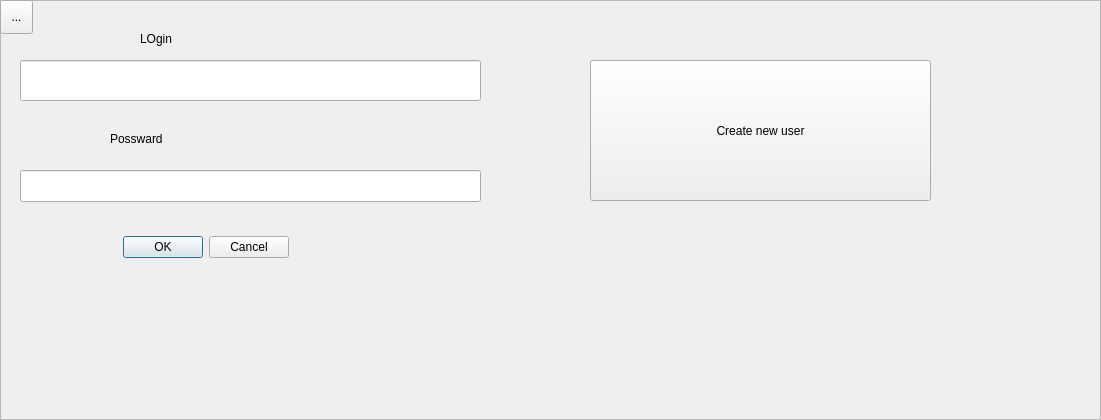
The window that start.ui (elPoublo256/PMP_Play_WClient) describes before a commit, drawn with Qt 5.
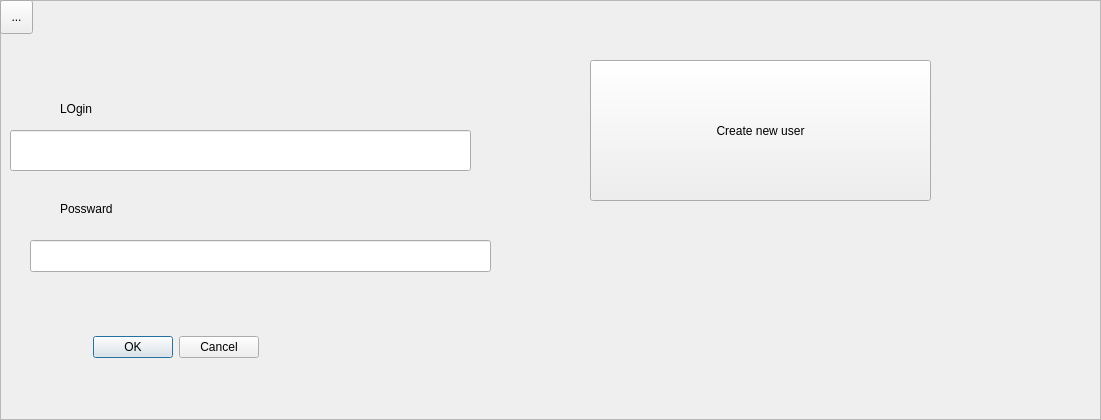
The same window after the commit.

Diff of the .ui file:
```diff
--- a/start.ui
+++ b/start.ui
@@ -35,8 +35,8 @@
   <widget class="QLineEdit" name="UserNamelineEdit">
    <property name="geometry">
     <rect>
-     <x>20</x>
-     <y>60</y>
+     <x>10</x>
+     <y>130</y>
      <width>461</width>
      <height>41</height>
     </rect>
@@ -45,8 +45,8 @@
   <widget class="QLineEdit" name="PasswardlineEdit">
    <property name="geometry">
     <rect>
-     <x>20</x>
-     <y>170</y>
+     <x>30</x>
+     <y>240</y>
      <width>461</width>
      <height>32</height>
     </rect>
@@ -55,8 +55,8 @@
   <widget class="QLabel" name="label">
    <property name="geometry">
     <rect>
-     <x>140</x>
-     <y>30</y>
+     <x>60</x>
+     <y>100</y>
      <width>131</width>
      <height>18</height>
     </rect>
@@ -68,8 +68,8 @@
   <widget class="QLabel" name="label_2">
    <property name="geometry">
     <rect>
-     <x>110</x>
-     <y>130</y>
+     <x>60</x>
+     <y>200</y>
      <width>91</width>
      <height>18</height>
     </rect>
@@ -81,8 +81,8 @@
   <widget class="QDialogButtonBox" name="buttonBox">
    <property name="geometry">
     <rect>
-     <x>110</x>
-     <y>230</y>
+     <x>80</x>
+     <y>330</y>
      <width>179</width>
      <height>34</height>
     </rect>
```
Left out of the diff: 2 changed lines with no effect on the pictures.
